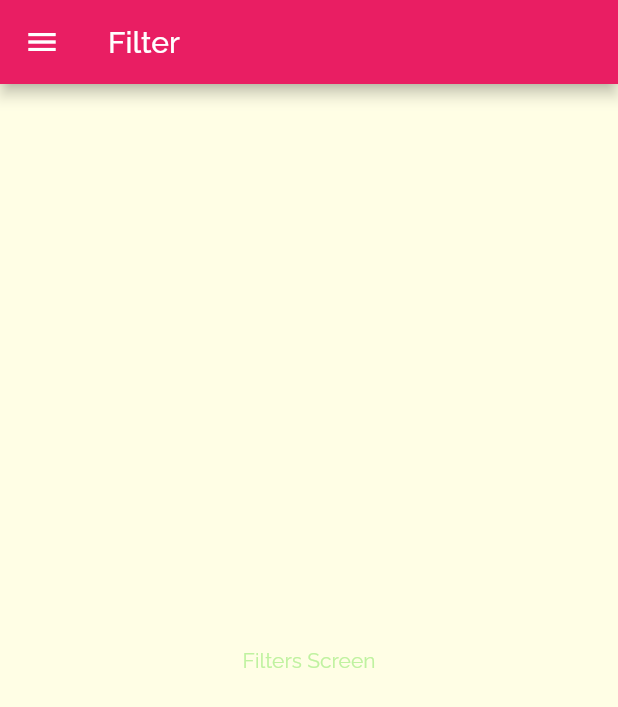
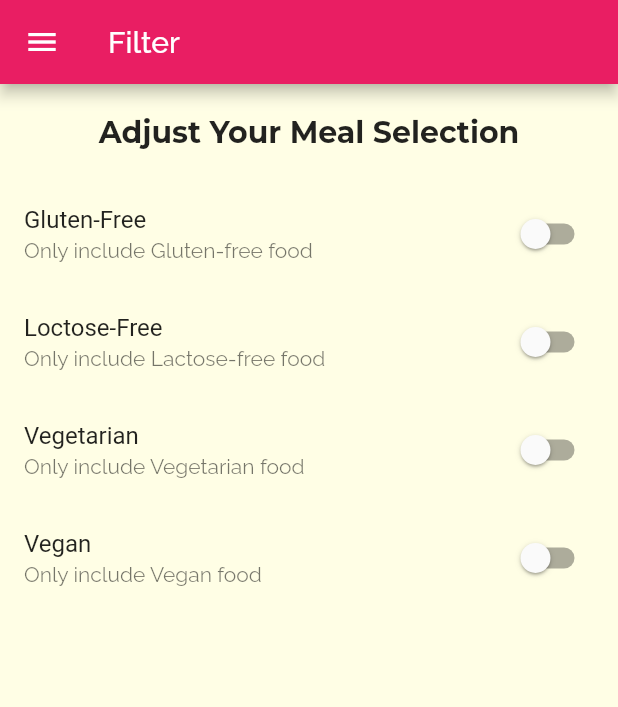
Before and after one commit to baradipavan2017/mealsapp, a Flutter app: the FiltersScreen screen opened by its route, on a phone screen of 412 x 824 dp. Shown: the top 707 px of the screen. Run offline on Flutter 3.47's test engine with Material 2 defaults, Android fonts, the phone set to English and light mode, and no system bars.

Commit message:
created a FILTER PAGE using switchlisttile

```diff
--- a/lib/screens/filters_screen.dart
+++ b/lib/screens/filters_screen.dart
@@ -1,18 +1,95 @@
 import 'package:flutter/material.dart';
 import 'package:meals_app/widgets/main_drawer.dart';
 
-class FiltersScreen extends StatelessWidget {
+class FiltersScreen extends StatefulWidget {
   static const routeName = '/filters';
+
+  @override
+  _FiltersScreenState createState() => _FiltersScreenState();
+}
+
+class _FiltersScreenState extends State<FiltersScreen> {
+  bool _glutenFree = false;
+  bool _vegetarian = false;
+  bool _vegan = false;
+  bool _lactoseFree = false;
   @override
   Widget build(BuildContext context) {
+    Widget _buildSwitchListTile(
+      String title,
+      String description,
+      bool currentValue,
+      Function updateValue,
+    ) {
+      return SwitchListTile(
+        title: Text(title),
+        subtitle: Text(description),
+        value: currentValue,
+        onChanged: updateValue,
+      );
+    }
+
     return Scaffold(
-      appBar: AppBar(
-        title: Text('Filter'),
-      ),
-      drawer: MainDrawer(),
-      body: Center(
-        child: Text('Filters Screen'),
-      ),
-    );
+        appBar: AppBar(
+          title: Text('Filter'),
+        ),
+        drawer: MainDrawer(),
+        body: Column(
+          children: <Widget>[
+            Container(
+              padding: EdgeInsets.all(20),
+              child: Text(
+                'Adjust Your Meal Selection',
+                style: Theme.of(context).textTheme.headline6,
+              ),
+            ),
+            Expanded(
+              child: ListView(
+                children: <Widget>[
+                  _buildSwitchListTile(
+                    'Gluten-Free',
+                    'Only include Gluten-free food',
+                    _glutenFree,
+                    (bool newValue) {
+                      setState(() {
+                        _glutenFree = newValue;
+                      });
+                    },
+                  ),
+                  _buildSwitchListTile(
+                    'Loctose-Free',
+                    'Only include Lactose-free food',
+                    _lactoseFree,
+                    (bool newValue) {
+                      setState(() {
+                        _lactoseFree = newValue;
+                      });
+                    },
+                  ),
+                  _buildSwitchListTile(
+                    'Vegetarian',
+                    'Only include Vegetarian food',
+                    _vegetarian,
+                    (bool newValue) {
+                      setState(() {
+                        _vegetarian = newValue;
+                      });
+                    },
+                  ),
+                  _buildSwitchListTile(
+                    'Vegan',
+                    'Only include Vegan food',
+                    _vegan,
+                    (bool newValue) {
+                      setState(() {
+                        _vegan = newValue;
+                      });
+                    },
+                  )
+                ],
+              ),
+            )
+          ],
+        ));
   }
 }
```
